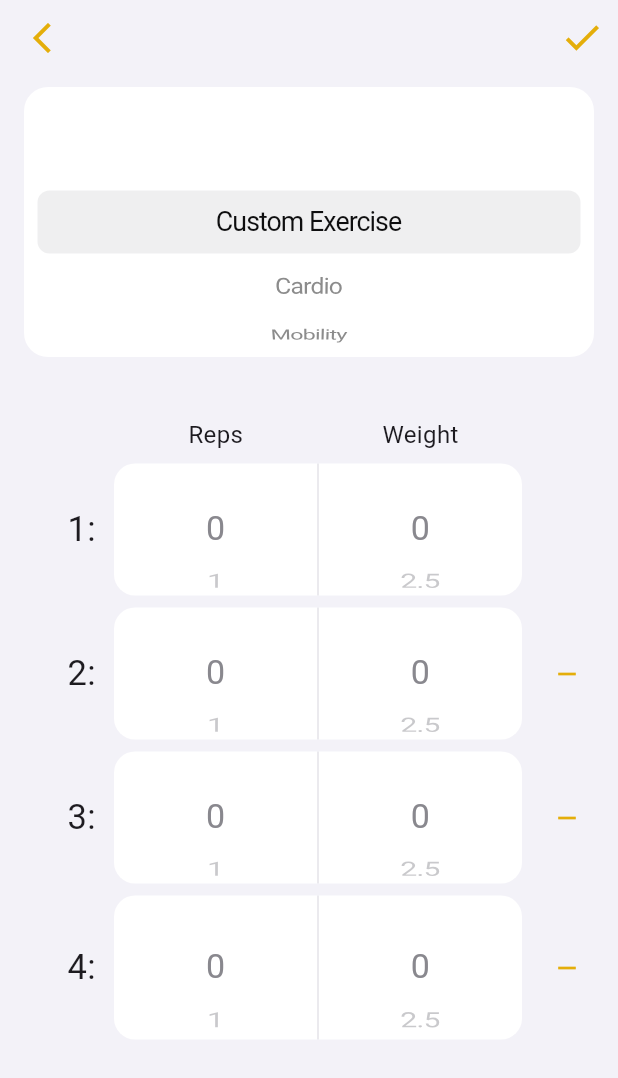
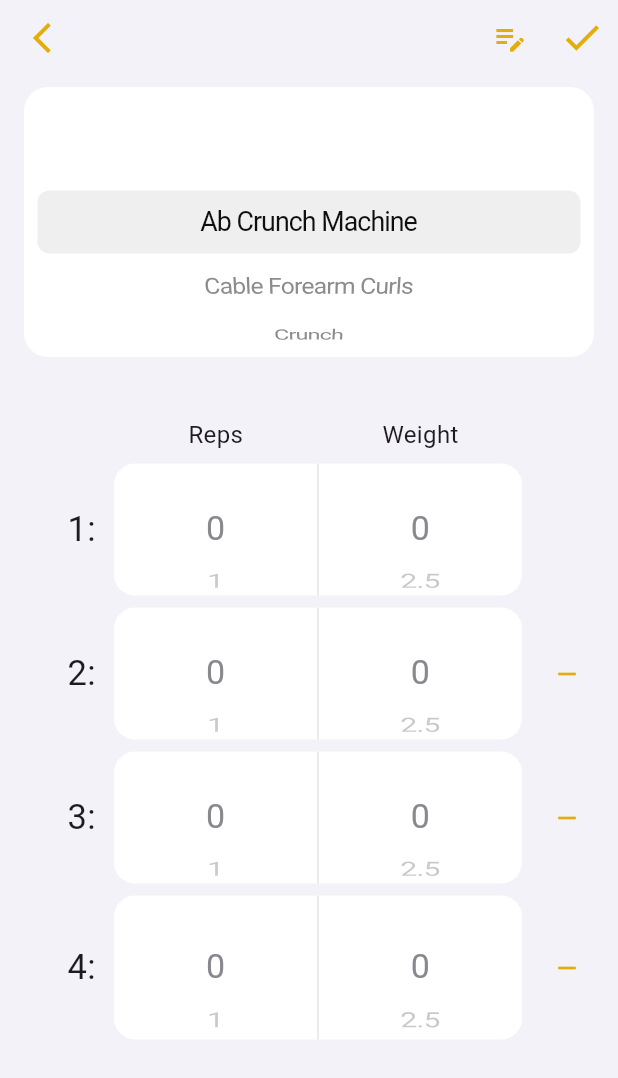
Before and after one commit to thomasduongs/Trackerd, a Flutter app: the SessionExercise screen opened by its route, on a phone screen of 412 x 824 dp. Shown: the top 1078 px of the screen. Run offline on Flutter 3.47's test engine with Material 3 defaults, Android fonts, the phone set to English and light mode, and no system bars; our stand-ins replace drift, drift_flutter; accounts and stored records are empty; generated files the repository leaves out were written again.

Commit message:
added exercises, manage exercise page, and combined databases

```diff
--- a/lib/app/newsession/session_exercise.dart
+++ b/lib/app/newsession/session_exercise.dart
@@ -3,6 +3,7 @@ import 'package:flutter/material.dart';
 import 'package:trackerd_app/app/app_database_scope.dart';
 import 'package:trackerd_app/app/theme.dart';
 import 'package:trackerd_app/data/database/app_database.dart';
+import 'exercise_catalog_page.dart';
 
 class SessionExercise extends StatefulWidget {
   const SessionExercise({
@@ -19,40 +20,17 @@ class SessionExercise extends StatefulWidget {
 }
 
 class _SessionExerciseState extends State<SessionExercise> {
-  static const _exerciseOptions = <String, List<String>>{
-    'Biceps': ['Barbell Curl', 'Dumbbell Curl', 'Hammer Curl', 'Cable Curl'],
-    'Triceps': ['Pushdown', 'Skull Crusher', 'Dips', 'Overhead Extension'],
-    'Shoulders': [
-      'Shoulder Press',
-      'Lateral Raise',
-      'Front Raise',
-      'Reverse Fly',
-    ],
-    'Chest': ['Bench Press', 'Incline Press', 'Chest Fly', 'Push-Up'],
-    'Back': ['Deadlift', 'Pull-Up', 'Barbell Row', 'Lat Pulldown'],
-    'Quads': ['Back Squat', 'Front Squat', 'Leg Press', 'Leg Extension'],
-    'Hamstrings': [
-      'Romanian Deadlift',
-      'Leg Curl',
-      'Good Morning',
-      'Hip Hinge',
-    ],
-    'Misc.': ['Custom Exercise', 'Cardio', 'Mobility', 'Core'],
-  };
-
   final _reps = List<int>.filled(4, 0);
   final _weights = List<double>.filled(4, 0);
-  List<String> _customExercises = const [];
+  List<Exercise> _exercises = const [];
+  bool _isLoading = true;
+  bool _loadFailed = false;
+  int _pickerRevision = 0;
   late final List<FixedExtentScrollController> _repsControllers;
   late final List<FixedExtentScrollController> _weightControllers;
   int _selectedExercise = 0;
   bool _isSubmitting = false;
-  bool _loadedCustomExercises = false;
-
-  List<String> get _exercises => {
-    ...(_exerciseOptions[widget.muscleGroup] ?? _exerciseOptions['Misc.']!),
-    ..._customExercises,
-  }.toList();
+  bool _loadedExercises = false;
 
   @override
   void initState() {
@@ -64,16 +42,41 @@ class _SessionExerciseState extends State<SessionExercise> {
   @override
   void didChangeDependencies() {
     super.didChangeDependencies();
-    if (_loadedCustomExercises) return;
-    _loadedCustomExercises = true;
-    _loadCustomExercises();
+    if (_loadedExercises) return;
+    _loadedExercises = true;
+    _loadExercises();
   }
 
-  Future<void> _loadCustomExercises() async {
+  Future<void> _loadExercises() async {
+    setState(() {
+      _isLoading = true;
+      _loadFailed = false;
+    });
+    try {
       final exercises = await AppDatabaseScope.of(
         context,
-    ).customExerciseNames(widget.muscleGroup);
-    if (mounted) setState(() => _customExercises = exercises);
+      ).exerciseCatalog(widget.muscleGroup);
+      if (!mounted) return;
+      setState(() {
+        _exercises = exercises;
+        _selectedExercise = 0;
+        _pickerRevision++;
+        _isLoading = false;
+      });
+    } catch (_) {
+      if (!mounted) return;
+      setState(() {
+        _isLoading = false;
+        _loadFailed = true;
+      });
+    }
+  }
+
+  Future<void> _manageExercises() async {
+    await Navigator.of(context).push(
+      MaterialPageRoute<void>(builder: (_) => const ExerciseCatalogPage()),
+    );
+    if (mounted) await _loadExercises();
   }
 
   @override
@@ -106,8 +109,16 @@ class _SessionExerciseState extends State<SessionExercise> {
         ),
         actions: [
           IconButton(
+            tooltip: 'Manage exercises',
+            onPressed: _isSubmitting ? null : _manageExercises,
+            icon: const Icon(Icons.edit_note, color: AppColors.primary),
+          ),
+          IconButton(
             tooltip: 'Submit exercise',
-            onPressed: _isSubmitting ? null : _submitExercise,
+            onPressed:
+                _isSubmitting || _isLoading || _loadFailed || _exercises.isEmpty
+                ? null
+                : _submitExercise,
             icon: const Icon(Icons.check, size: 30, color: AppColors.primary),
           ),
         ],
@@ -124,7 +135,26 @@ class _SessionExerciseState extends State<SessionExercise> {
                   color: AppColors.surface,
                   borderRadius: BorderRadius.circular(16),
                 ),
-                child: CupertinoPicker(
+                child: _isLoading
+                    ? const Center(child: CircularProgressIndicator())
+                    : _loadFailed
+                    ? Center(
+                        child: TextButton(
+                          onPressed: _loadExercises,
+                          child: const Text('Could not load exercises. Retry'),
+                        ),
+                      )
+                    : _exercises.isEmpty
+                    ? Center(
+                        child: TextButton(
+                          onPressed: _manageExercises,
+                          child: const Text(
+                            'No exercises for this body part. Add one',
+                          ),
+                        ),
+                      )
+                    : CupertinoPicker(
+                        key: ValueKey(_pickerRevision),
                         itemExtent: 40,
                         diameterRatio: 1.4,
                         squeeze: 1,
@@ -137,7 +167,7 @@ class _SessionExerciseState extends State<SessionExercise> {
                             .map(
                               (exercise) => Center(
                                 child: Text(
-                            exercise,
+                                  exercise.exerciseName,
                                   style: const TextStyle(fontSize: 17),
                                 ),
                               ),
@@ -227,6 +257,9 @@ class _SessionExerciseState extends State<SessionExercise> {
   }
 
   Future<void> _submitExercise() async {
+    if (_isSubmitting || _isLoading || _loadFailed || _exercises.isEmpty) {
+      return;
+    }
     final completedSets = [
       for (var index = 0; index < _reps.length; index++)
         if (_reps[index] > 0)
@@ -244,7 +277,7 @@ class _SessionExerciseState extends State<SessionExercise> {
     try {
       await AppDatabaseScope.of(context).saveExerciseSets(
         muscleGroup: widget.muscleGroup,
-        exerciseName: _exercises[_selectedExercise],
+        exerciseName: _exercises[_selectedExercise].exerciseName,
         performedAt: widget.performedAt,
         sets: completedSets,
       );
--- /dev/null
+++ b/lib/data/database/default_exercises.dart
@@ -0,0 +1,43 @@
+// Used only when creating or upgrading the exercise catalog. The UI reads the
+// database, so edits and deletions are never replaced by these seed values.
+const defaultExercises = <String, List<String>>{
+  'Biceps': [
+    'Standing Dumbbell Curl',
+    'Seated Dumbbell Curl',
+    'Cable Reverse Curl',
+    'Machine Preacher Curl',
+    'Dumbbell Preacher Curl',
+    'EZ-Bar Preacher Curl',
+  ],
+  'Triceps': ['Single-Arm Tricep Extension', 'Seated Machine Dip', 'Dip'],
+  'Shoulders': [
+    'Dumbbell Shoulder Press',
+    'Cable Lateral Raise',
+    'Seated Machine Lateral Raise',
+    'Cable Rear Delt Fly',
+  ],
+  'Chest': [
+    'Dumbbell Incline Press',
+    'Pec Dec Chest Fly',
+    'Dip',
+    'Smith Machine Bench Press',
+  ],
+  'Back': [
+    'Pull-Up',
+    'Lat Pulldown',
+    'One-Arm Chest-Supported Machine Row',
+    'Chest-Supported Machine Row',
+    'T-Bar Row',
+    'Back Extensions',
+  ],
+  'Quads': ['Barbell Back Squat', 'Leg Extension', 'Single-Leg Leg Extension'],
+  'Hamstrings': ['Stiff Leg Deadlift', 'Seated Hamstring Curl'],
+  'Misc.': [
+    'Ab Crunch Machine',
+    'Cable Forearm Curls',
+    'Crunch',
+    'Leg Raise',
+    'Machine Calf Raises',
+    'Single-Leg Machine Calf Raises',
+  ],
+};
```
Also changed, not shown: lib/app/newsession/exercise_catalog_page.dart (added, +123 -0 lines), lib/app/newsession/new_exercise_page.dart (+49 -7 lines), lib/app/newsession/session_input.dart (+10 -0 lines), lib/data/database/app_database.dart (+114 -25 lines), lib/data/database/app_database.g.dart, 2 other files. Lines whose indentation alone changed are shown as unchanged.
